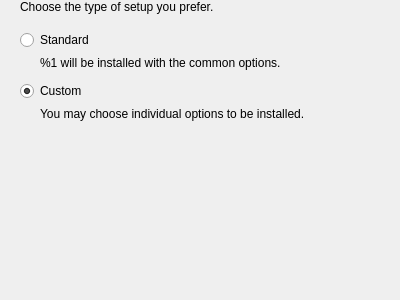
First picture: the form in src/InstallHelloWorldOffline3/packages/com.vendor.product/meta/standardorcustom.ui, repository ioriayane/TheArtOfQt, before the edit.
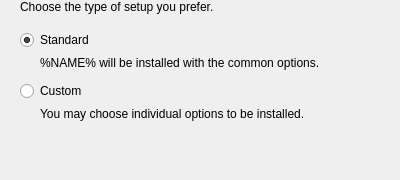
Second picture: the form after the edit.

What changed in the file:
```diff
--- a/src/InstallHelloWorldOffline3/packages/com.vendor.product/meta/standardorcustom.ui
+++ b/src/InstallHelloWorldOffline3/packages/com.vendor.product/meta/standardorcustom.ui
@@ -7,7 +7,7 @@
     <x>0</x>
     <y>0</y>
     <width>400</width>
-    <height>300</height>
+    <height>180</height>
    </rect>
   </property>
   <property name="windowTitle">
@@ -49,14 +49,14 @@
       <string>Standard</string>
      </property>
      <property name="checked">
-      <bool>false</bool>
+      <bool>true</bool>
      </property>
     </widget>
    </item>
    <item>
     <widget class="QLabel" name="standardLabel">
      <property name="text">
-      <string>%1 will be installed with the common options.</string>
+      <string>%NAME% will be installed with the common options.</string>
      </property>
      <property name="indent">
       <number>20</number>
@@ -85,7 +85,7 @@
       <string>Custom</string>
      </property>
      <property name="checked">
-      <bool>true</bool>
+      <bool>false</bool>
      </property>
     </widget>
    </item>
```
